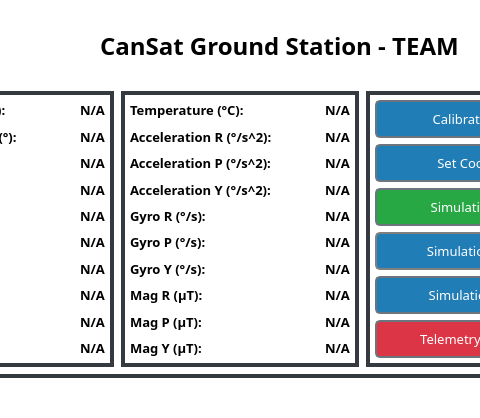
First picture: the form in Ground-Station/gui/ground_station.ui, repository BradyCason/UCI-CanSat-25-26, before the edit; both pictures show x 381 to 861 and y 0 to 418 of the 1242 by 889 pixel window.
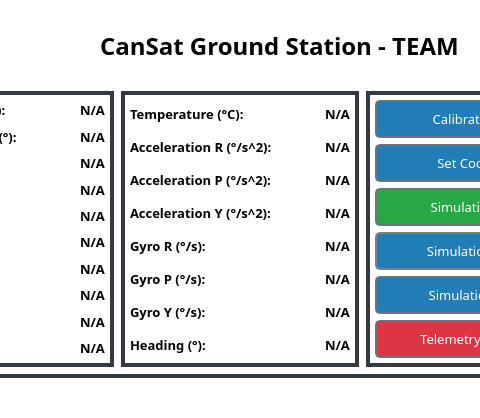
Second picture: the form after the edit.

Commit message: Using heading from BNO055 instead of mag data on gs and fsw

```diff
--- a/Ground-Station/gui/ground_station.ui
+++ b/Ground-Station/gui/ground_station.ui
@@ -1017,37 +1017,7 @@
                     </font>
                    </property>
                    <property name="text">
-                    <string>Mag R (µT):</string>
-                   </property>
-                  </widget>
-                 </item>
-                 <item>
-                  <widget class="QLabel" name="tilt_p_label">
-                   <property name="font">
-                    <font>
-                     <family>Sans Serif Collection</family>
-                     <pointsize>10</pointsize>
-                     <weight>75</weight>
-                     <bold>true</bold>
-                    </font>
-                   </property>
-                   <property name="text">
-                    <string>Mag P (µT):</string>
-                   </property>
-                  </widget>
-                 </item>
-                 <item>
-                  <widget class="QLabel" name="tilt_y_label">
-                   <property name="font">
-                    <font>
-                     <family>Sans Serif Collection</family>
-                     <pointsize>10</pointsize>
-                     <weight>75</weight>
-                     <bold>true</bold>
-                    </font>
-                   </property>
-                   <property name="text">
-                    <string>Mag Y (µT):</string>
+                    <string>Heading (°):</string>
                    </property>
                   </widget>
                  </item>
@@ -1161,37 +1131,7 @@
                   </widget>
                  </item>
                  <item>
-                  <widget class="QLabel" name="MAG_R">
-                   <property name="font">
-                    <font>
-                     <family>Sans Serif Collection</family>
-                     <pointsize>10</pointsize>
-                     <weight>75</weight>
-                     <bold>true</bold>
-                    </font>
-                   </property>
-                   <property name="text">
-                    <string>N/A</string>
-                   </property>
-                  </widget>
-                 </item>
-                 <item>
-                  <widget class="QLabel" name="MAG_P">
-                   <property name="font">
-                    <font>
-                     <family>Sans Serif Collection</family>
-                     <pointsize>10</pointsize>
-                     <weight>75</weight>
-                     <bold>true</bold>
-                    </font>
-                   </property>
-                   <property name="text">
-                    <string>N/A</string>
-                   </property>
-                  </widget>
-                 </item>
-                 <item>
-                  <widget class="QLabel" name="MAG_Y">
+                  <widget class="QLabel" name="HEADING">
                    <property name="font">
                     <font>
                      <family>Sans Serif Collection</family>
```
Left out of the diff: 2 changed lines with no effect on the pictures. The commit also changes 7 other files.
